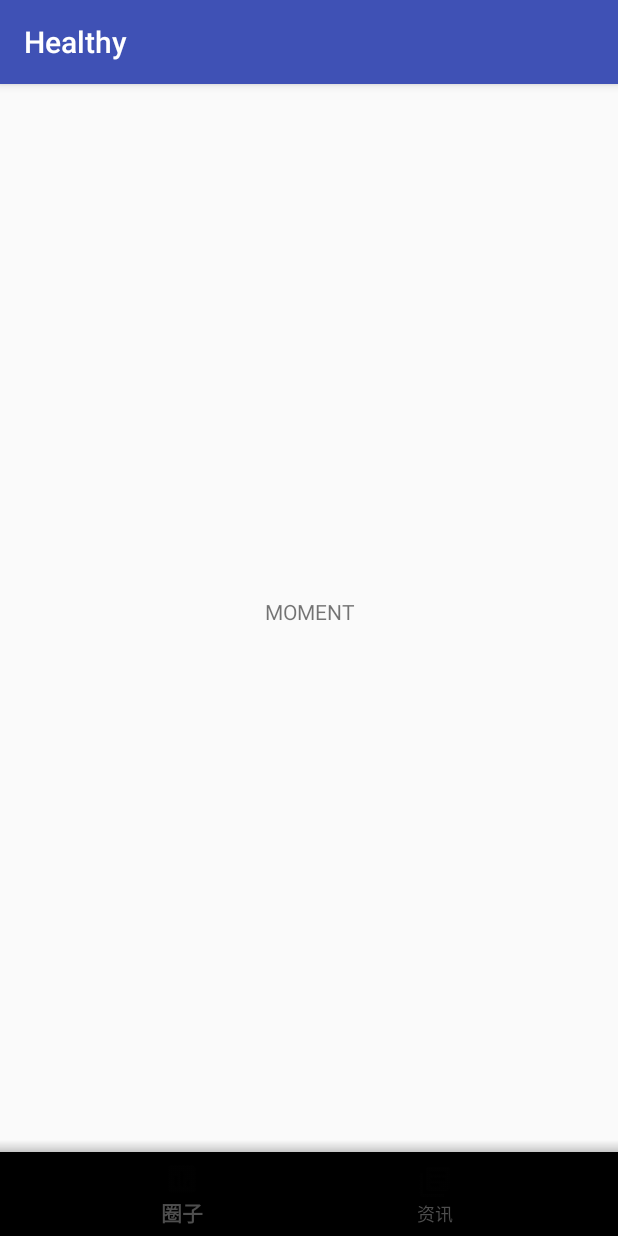
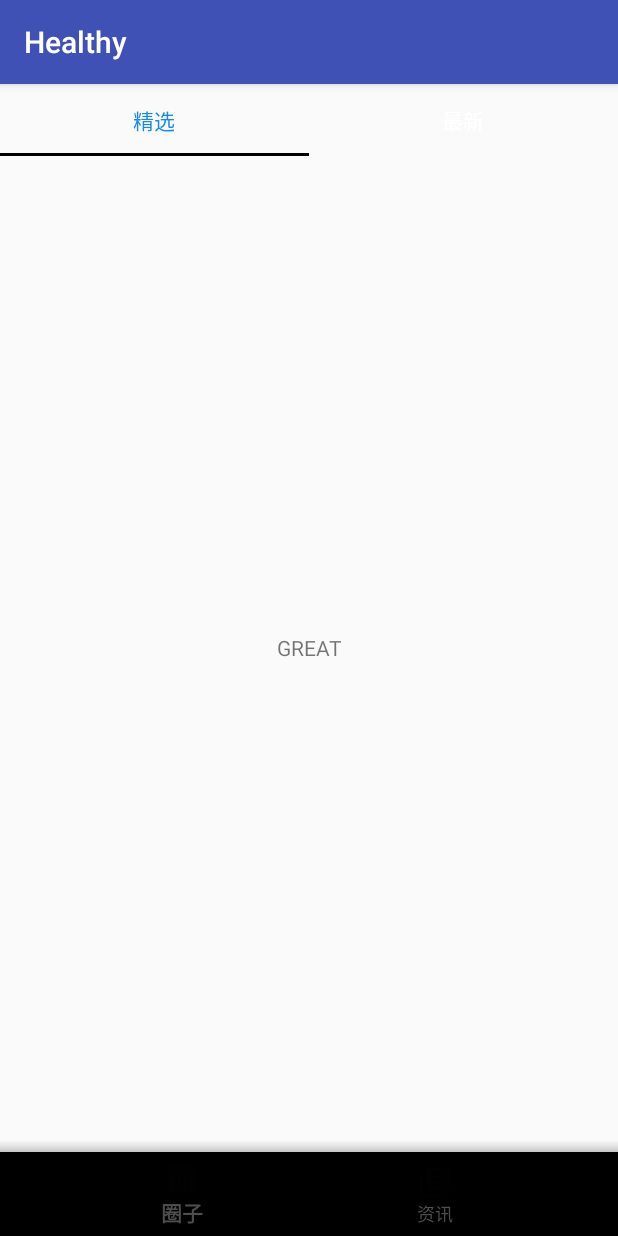
Before and after one commit to StoriesCao/Healthy, an Android app: the screen it shows after launch (MainActivity), on a phone screen of 412 x 824 dp. Run offline under Robolectric (Android 15) with nearby library versions, the phone set to English and light mode, and no system bars.

Commit message:
init moment paper

```diff
--- a/app/src/main/java/com/stories/healthy/MainActivity.java
+++ b/app/src/main/java/com/stories/healthy/MainActivity.java
@@ -59,8 +59,13 @@ public class MainActivity extends AppCompatActivity {
 
             @Override
             public void onPageSelected(int position) {
+                if (mSelectedBottomMenu != null) {
+                    mSelectedBottomMenu.setChecked(false);
+                } else {
+                    mSelectedBottomMenu = mBottomNavigationView.getMenu().getItem(0).setChecked(false);
+                }
                 mBottomNavigationView.getMenu().getItem(position).setChecked(true);
-               // prevMenuItem =mBottomNavigationView.getMenu().getItem(position);
+                mSelectedBottomMenu = mBottomNavigationView.getMenu().getItem(position);
             }
 
             @Override
--- /dev/null
+++ b/app/src/main/java/com/stories/healthy/adapter/MomentViewPaperAdapter.java
@@ -0,0 +1,47 @@
+package com.stories.healthy.adapter;
+
+import android.support.v4.app.Fragment;
+import android.support.v4.app.FragmentManager;
+import android.support.v4.app.FragmentPagerAdapter;
+
+import java.util.ArrayList;
+import java.util.List;
+
+/**
+ * Created by Charlottecao on 9/26/17.
+ */
+
+public class MomentViewPaperAdapter extends FragmentPagerAdapter{
+
+    private List<Fragment> mFragmentList = new ArrayList<>();
+
+    private List<String> mTabNameList = new ArrayList<>();
+
+    public MomentViewPaperAdapter(FragmentManager fragmentManager) {
+        super(fragmentManager);
+    }
+
+    public MomentViewPaperAdapter(FragmentManager fm, List<String> tabNameList) {
+        super(fm);
+        mTabNameList = tabNameList;
+    }
+
+    @Override
+    public Fragment getItem(int position) {
+        return mFragmentList.get(position);
+    }
+
+    @Override
+    public int getCount() {
+        return mFragmentList.size();
+    }
+
+    @Override
+    public CharSequence getPageTitle(int position) {
+        return mTabNameList.get(position);
+    }
+
+    public void addFragment(Fragment fragment) {
+        mFragmentList.add(fragment);
+    }
+}
--- a/app/src/main/java/com/stories/healthy/fragments/Moment.java
+++ b/app/src/main/java/com/stories/healthy/fragments/Moment.java
@@ -2,12 +2,19 @@ package com.stories.healthy.fragments;
 
 import android.os.Bundle;
 import android.support.annotation.Nullable;
+import android.support.design.widget.TabLayout;
 import android.support.v4.app.Fragment;
+import android.support.v4.app.FragmentManager;
+import android.support.v4.view.ViewPager;
 import android.view.LayoutInflater;
 import android.view.View;
 import android.view.ViewGroup;
 
 import com.stories.healthy.R;
+import com.stories.healthy.adapter.MomentViewPaperAdapter;
+
+import java.util.ArrayList;
+import java.util.List;
 
 /**
  * Created by Charlottecao on 9/26/17.
@@ -15,11 +22,35 @@ import com.stories.healthy.R;
 
 public class Moment extends Fragment {
 
+    private ViewPager mViewPager;
+
+    private TabLayout mTabLayout;
+
+    private List<String> mTabNameList = new ArrayList<>();
+
     @Nullable
     @Override
     public View onCreateView(LayoutInflater inflater, @Nullable ViewGroup container, @Nullable Bundle savedInstanceState) {
         View view = inflater.inflate(R.layout.fragment_moment, container, false);
 
+        mViewPager = (ViewPager) view.findViewById(R.id.moment_view_paper);
+        mTabLayout = (TabLayout) view.findViewById(R.id.moment_tab_layout);
+
+
+        mTabNameList.add("精选");
+        mTabNameList.add("最新");
+        FragmentManager fragmentManager = getActivity().getSupportFragmentManager();
+        MomentViewPaperAdapter momentViewPaperAdapter = new MomentViewPaperAdapter(fragmentManager, mTabNameList);
+        momentViewPaperAdapter.addFragment(new MomentGreat());
+        momentViewPaperAdapter.addFragment(new MomentNow());
+        mViewPager.setAdapter(momentViewPaperAdapter);
+
+
+        mTabLayout.setTabMode(TabLayout.MODE_FIXED);
+        mTabLayout.addTab(mTabLayout.newTab().setText(mTabNameList.get(0)));
+        mTabLayout.addTab(mTabLayout.newTab().setText(mTabNameList.get(1)));
+        mTabLayout.setupWithViewPager(mViewPager);
+
         return view;
     }
 }
--- /dev/null
+++ b/app/src/main/java/com/stories/healthy/fragments/MomentGreat.java
@@ -0,0 +1,24 @@
+package com.stories.healthy.fragments;
+
+import android.os.Bundle;
+import android.support.annotation.Nullable;
+import android.support.v4.app.Fragment;
+import android.view.LayoutInflater;
+import android.view.View;
+import android.view.ViewGroup;
+
+import com.stories.healthy.R;
+
+/**
+ * Created by Charlottecao on 9/26/17.
+ */
+
+public class MomentGreat extends Fragment {
+    @Nullable
+    @Override
+    public View onCreateView(LayoutInflater inflater, @Nullable ViewGroup container, @Nullable Bundle savedInstanceState) {
+        View view = inflater.inflate(R.layout.fragment_moment_great, container, false);
+
+        return view;
+    }
+}
--- /dev/null
+++ b/app/src/main/java/com/stories/healthy/fragments/MomentNow.java
@@ -0,0 +1,25 @@
+package com.stories.healthy.fragments;
+
+import android.os.Bundle;
+import android.support.annotation.Nullable;
+import android.support.v4.app.Fragment;
+import android.view.LayoutInflater;
+import android.view.View;
+import android.view.ViewGroup;
+
+import com.stories.healthy.R;
+
+/**
+ * Created by Charlottecao on 9/26/17.
+ */
+
+public class MomentNow extends Fragment {
+
+    @Nullable
+    @Override
+    public View onCreateView(LayoutInflater inflater, @Nullable ViewGroup container, @Nullable Bundle savedInstanceState) {
+        View view = inflater.inflate(R.layout.fragment_moment_now, container, false);
+
+        return view;
+    }
+}
--- a/app/src/main/res/layout/fragment_moment.xml
+++ b/app/src/main/res/layout/fragment_moment.xml
@@ -1,14 +1,22 @@
 <?xml version="1.0" encoding="utf-8"?>
-<LinearLayout xmlns:android="http://schemas.android.com/apk/res/android"
-              android:layout_width="match_parent"
-              android:layout_height="match_parent">
+<RelativeLayout
+    xmlns:android="http://schemas.android.com/apk/res/android"
+    xmlns:app="http://schemas.android.com/apk/res-auto"
+    android:layout_width="match_parent"
+    android:layout_height="match_parent">
 
-    <TextView
+    <android.support.design.widget.TabLayout
+        android:id="@+id/moment_tab_layout"
+        android:layout_width="match_parent"
+        android:layout_height="wrap_content"
+        app:tabSelectedTextColor="#148bec"
+        app:tabTextColor="#fff"
+        app:tabIndicatorColor="#000000"/>
+
+    <android.support.v4.view.ViewPager
+        android:id="@+id/moment_view_paper"
         android:layout_width="match_parent"
         android:layout_height="match_parent"
-        android:text="MOMENT"
-        android:gravity="center"/>
+        android:layout_below="@id/moment_tab_layout"/>
 
-
-
-</LinearLayout>
+</RelativeLayout>
--- /dev/null
+++ b/app/src/main/res/layout/fragment_moment_great.xml
@@ -0,0 +1,12 @@
+<?xml version="1.0" encoding="utf-8"?>
+<LinearLayout xmlns:android="http://schemas.android.com/apk/res/android"
+              android:layout_width="match_parent"
+              android:layout_height="match_parent">
+
+    <TextView
+        android:layout_width="match_parent"
+        android:layout_height="match_parent"
+        android:text="GREAT"
+        android:gravity="center"/>
+
+</LinearLayout>
--- /dev/null
+++ b/app/src/main/res/layout/fragment_moment_now.xml
@@ -0,0 +1,13 @@
+<?xml version="1.0" encoding="utf-8"?>
+<LinearLayout xmlns:android="http://schemas.android.com/apk/res/android"
+              android:layout_width="match_parent"
+              android:layout_height="match_parent">
+
+
+    <TextView
+        android:layout_width="match_parent"
+        android:layout_height="match_parent"
+        android:text="NOW"
+        android:gravity="center"/>
+
+</LinearLayout>
```
